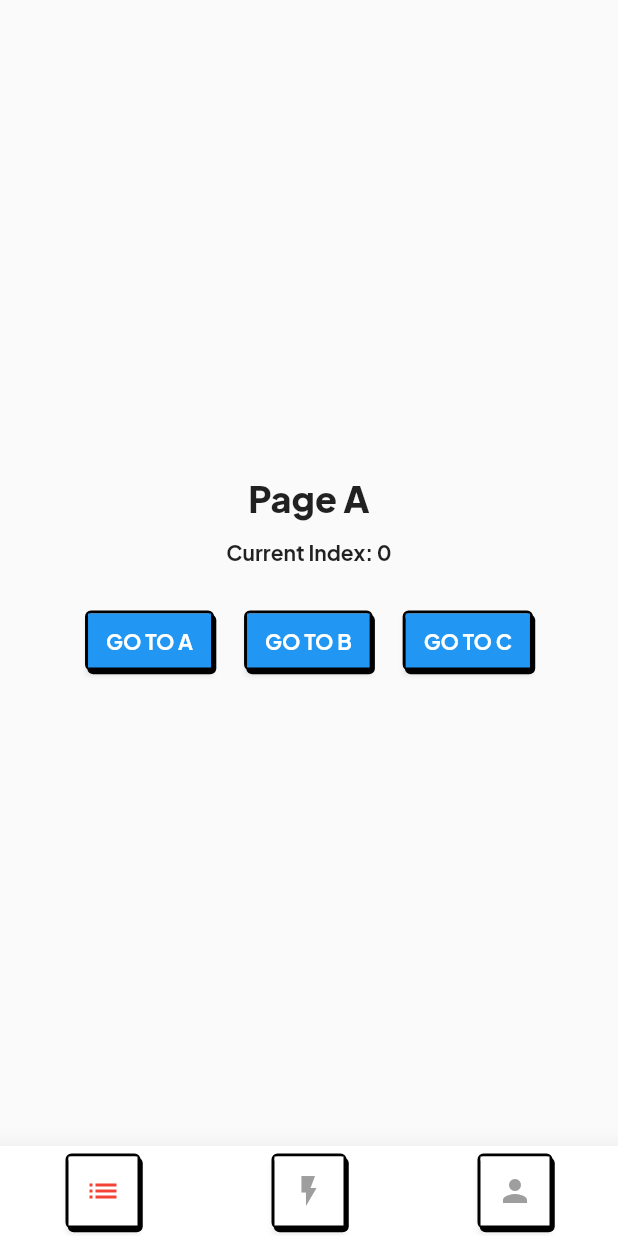
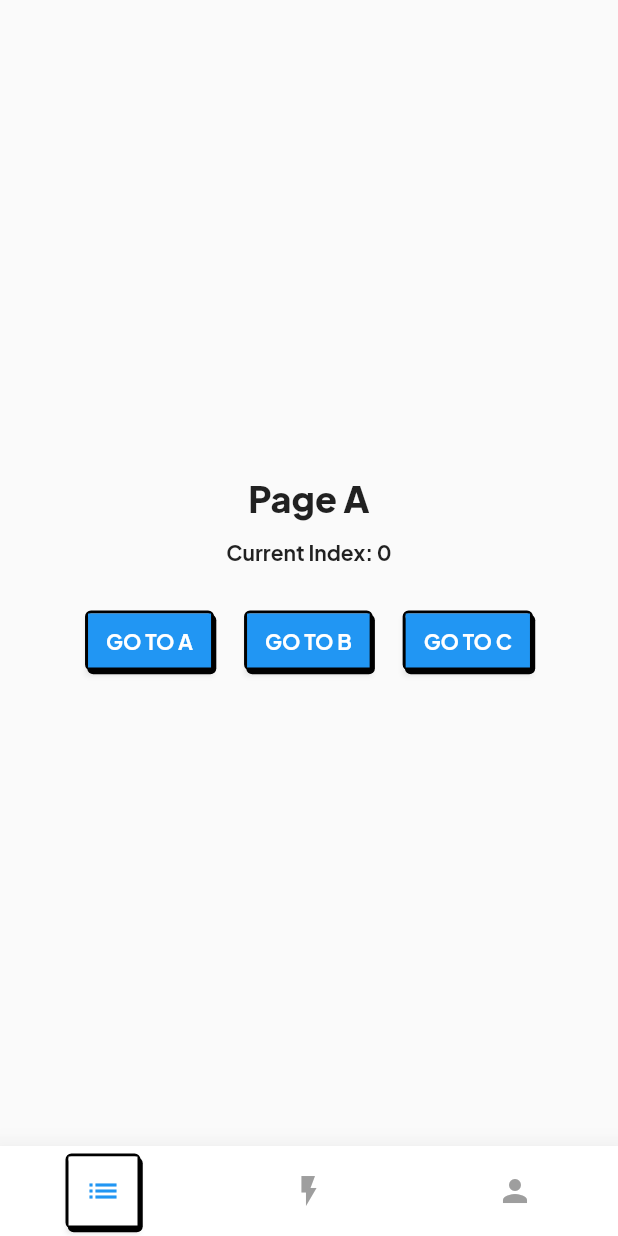
Before and after one commit to luisburgos/neo_flutterism, a Flutter app: the screen it shows after launch, on a phone screen of 412 x 824 dp. Run offline on Flutter 3.47's test engine with Material 2 defaults, Android fonts, the phone set to English and light mode, and no system bars; our stand-ins replace font_awesome_flutter, get, google_fonts.

Commit message:
feat: improve bottom app bar example

```diff
--- a/example/lib/pages/app_with_bottom_bar.dart
+++ b/example/lib/pages/app_with_bottom_bar.dart
@@ -44,14 +44,20 @@ class GetApp extends StatelessWidget {
               BottomNavBarItem(
                 index: 0,
                 iconData: Icons.list,
+                activeColor: Colors.blue,
+                overlayColor: Colors.blue.shade100,
               ),
               BottomNavBarItem(
                 index: 1,
                 iconData: Icons.flash_on_sharp,
+                activeColor: Colors.green,
+                overlayColor: Colors.green.shade100,
               ),
               BottomNavBarItem(
                 index: 2,
                 iconData: Icons.person,
+                activeColor: Colors.red,
+                overlayColor: Colors.red.shade100,
               ),
             ],
           ),
@@ -190,19 +196,19 @@ class NavigationControls extends StatelessWidget {
           mainAxisAlignment: MainAxisAlignment.center,
           children: [
             NeoButton(
-              'Go to A',
+              value: 'Go to A',
               onPressed: () => setIndex(0),
               backgroundColor: mainColor,
             ),
             const SizedBox(width: 20),
             NeoButton(
-              'Go to B',
+              value: 'Go to B',
               onPressed: () => setIndex(1),
               backgroundColor: mainColor,
             ),
             const SizedBox(width: 20),
             NeoButton(
-              'Go to C',
+              value: 'Go to C',
               onPressed: () => setIndex(2),
               backgroundColor: mainColor,
             ),
@@ -274,19 +280,23 @@ class CustomBottomBar extends StatelessWidget {
     return Obx(() {
       final bottomNavBar = controller.bottomNavBar();
       return CustomBottomAppBar(
-        items: bottomNavBar.items
-            .map(
-              (data) => NeoIconButton(
-                icon: Icon(
-                  data.iconData,
-                  color: bottomNavBar.currentIndex == data.index
-                      ? activeColor
-                      : inactiveColor,
-                ),
-                onPressed: () => controller.setIndex(data.index),
+        items: bottomNavBar.items.map(
+          (data) {
+            final isSelected = bottomNavBar.currentIndex == data.index;
+            return NeoIconButton(
+              hasHardShadow: isSelected,
+              icon: Icon(
+                data.iconData,
+                color: isSelected
+                    ? data.activeColor ?? activeColor
+                    : inactiveColor,
               ),
-            )
-            .toList(),
+              backgroundColor: Colors.white,
+              overlayColor: data.overlayColor,
+              onPressed: () => controller.setIndex(data.index),
+            );
+          },
+        ).toList(),
       );
     });
   }
@@ -327,9 +337,13 @@ class BottomNavBarItem {
   BottomNavBarItem({
     required this.index,
     required this.iconData,
+    this.activeColor,
+    this.overlayColor,
   });
   final int index;
   final IconData iconData;
+  final Color? activeColor;
+  final Color? overlayColor;
 }
 
 class BottomNavBar {
--- a/example/lib/pages/personal_site_page.dart
+++ b/example/lib/pages/personal_site_page.dart
@@ -58,7 +58,7 @@ class PersonalSitePage extends StatelessWidget {
             ),
           ),
           button: const NeoButton(
-            'Click me',
+            value: 'Click me',
             width: 200,
           ),
         ),
--- a/lib/widgets/neo_border_container.dart
+++ b/lib/widgets/neo_border_container.dart
@@ -21,9 +21,9 @@ class NeoBorderContainer extends StatelessWidget {
     return Container(
       height: height,
       width: width,
-      decoration: BoxDecoration(
+      decoration: hasHardShadow
+          ? BoxDecoration(
               borderRadius: BorderRadius.circular(dBorderRadius),
-        //left (blue[100], 15.0), top (blue[300], 10.0), right (blue[500], 5.0), bottom (blue[800], 3.0)
               border: const Border(
                 left: BorderSide(
                   color: Colors.black,
@@ -43,7 +43,6 @@ class NeoBorderContainer extends StatelessWidget {
                 ),
               ),
               boxShadow: [
-          if (hasHardShadow)
                 const BoxShadow(
                   color: Colors.black,
                   blurRadius: 0,
@@ -51,7 +50,8 @@ class NeoBorderContainer extends StatelessWidget {
                   offset: Offset(1.5, 2.5),
                 ),
               ],
-      ),
+            )
+          : null,
       child: child,
     );
   }
--- a/lib/widgets/neo_button.dart
+++ b/lib/widgets/neo_button.dart
@@ -4,22 +4,24 @@ import 'neo_border_container.dart';
 import 'neo_text.dart';
 
 class NeoButton extends StatelessWidget {
-  const NeoButton(
-    this.value, {
+  const NeoButton({
     Key? key,
+    this.value,
     this.allCaps = true,
     this.width,
     this.onPressed,
     this.backgroundColor,
     this.padding,
+    this.child,
   }) : super(key: key);
 
-  final String value;
+  final String? value;
   final bool allCaps;
   final double? width;
   final Function()? onPressed;
   final Color? backgroundColor;
   final EdgeInsetsGeometry? padding;
+  final Widget? child;
 
   @override
   Widget build(BuildContext context) {
@@ -45,9 +47,11 @@ class NeoButton extends StatelessWidget {
                 vertical: 8.0,
                 horizontal: 12,
               ),
-          child: NeoText(
-            allCaps ? value.toUpperCase() : value,
-          ),
+          child: (child != null && value == null)
+              ? child
+              : NeoText(
+                  allCaps ? value!.toUpperCase() : value!,
+                ),
         ),
       ),
     );
--- a/lib/widgets/neo_icon_button.dart
+++ b/lib/widgets/neo_icon_button.dart
@@ -8,29 +8,54 @@ class NeoIconButton extends StatelessWidget {
     Key? key,
     required this.icon,
     this.onPressed,
+    this.backgroundColor,
+    this.overlayColor,
+    this.hasHardShadow = true,
   }) : super(key: key);
 
   final Widget icon;
   final Function()? onPressed;
+  final Color? backgroundColor;
+  final Color? overlayColor;
+  final bool hasHardShadow;
 
   @override
   Widget build(BuildContext context) {
     return NeoBorderContainer(
       width: 50,
       height: 50,
-      hasHardShadow: true,
-      child: ElevatedButton(
+      hasHardShadow: hasHardShadow,
+      child: hasHardShadow
+          ? ElevatedButton(
               clipBehavior: Clip.antiAliasWithSaveLayer,
               onPressed: onPressed,
               style: ButtonStyle(
-          shape: MaterialStateProperty.all(const RoundedRectangleBorder()),
+                shape: hasHardShadow
+                    ? MaterialStateProperty.all(const RoundedRectangleBorder())
+                    : null,
                 padding: MaterialStateProperty.all(const EdgeInsets.all(0)),
-          backgroundColor: MaterialStateProperty.all(Colors.white),
-          overlayColor: MaterialStateProperty.resolveWith<Color?>((states) {
-            if (states.contains(MaterialState.pressed)) return Colors.blue;
+                backgroundColor: MaterialStateProperty.all(
+                  backgroundColor ??
+                      Colors.blue, //TODO: Change to access NeoTheme.
+                ),
+                overlayColor:
+                    MaterialStateProperty.resolveWith<Color?>((states) {
+                  if (states.contains(MaterialState.pressed)) {
+                    return overlayColor ?? Colors.blue;
+                  }
                   return null;
                 }),
               ),
+              child: icon,
+            )
+          : TextButton(
+              clipBehavior: Clip.antiAliasWithSaveLayer,
+              style: TextButton.styleFrom(
+                elevation: 0,
+                backgroundColor: backgroundColor,
+                padding: const EdgeInsets.all(0),
+              ),
+              onPressed: onPressed,
               child: icon,
             ),
     );
```
Lines whose indentation alone changed are shown as unchanged.
